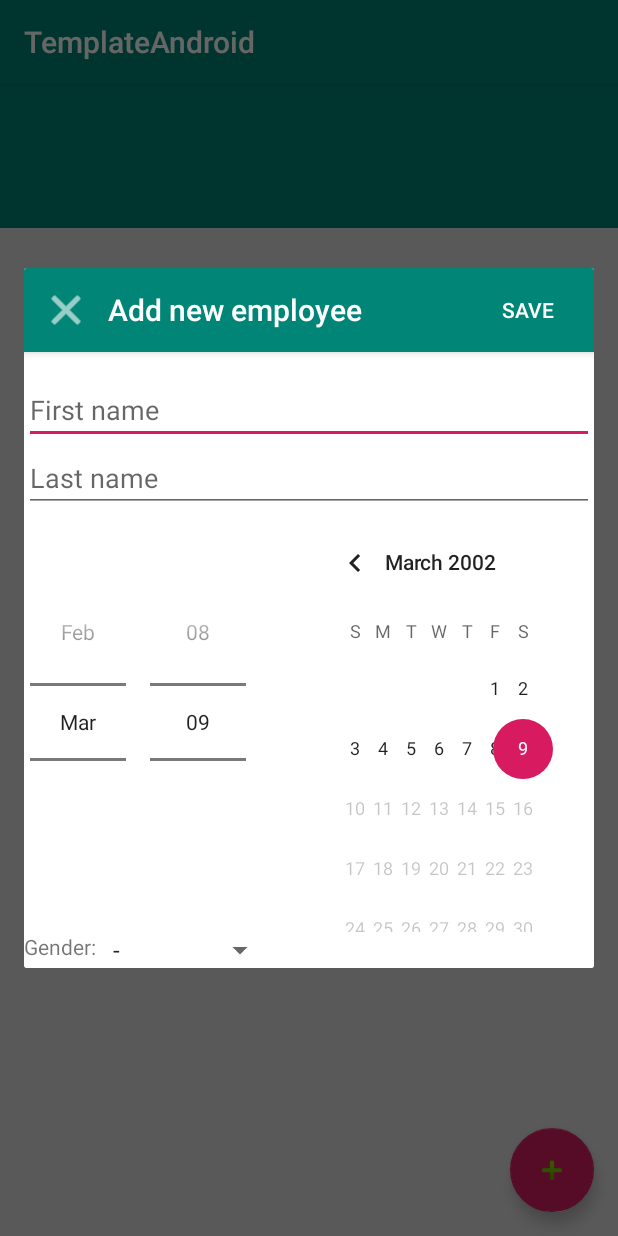
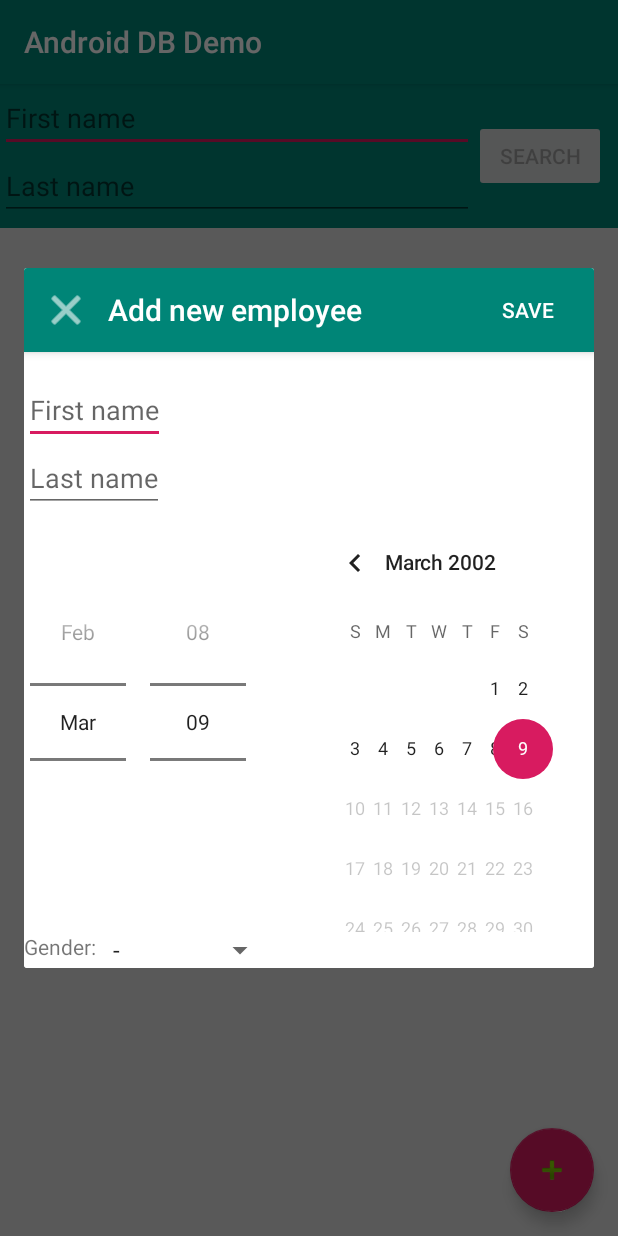
Before and after one commit to DawidLijewski/demo-android-db, an Android app: the fragment AddEmployeeDialogFragment placed in its activity, on a phone screen of 412 x 824 dp. Run offline under Robolectric (Android 15) with nearby library versions, the phone set to English and light mode, and no system bars; our stand-ins replace Dagger/Hilt's generated code, Room's generated code, Timber, data binding; libraries missing offline, so code that uses them is left out: lijewski.demodb.databinding.

Commit message:
Fixed layer integration

```diff
--- a/app/src/main/java/lijewski/demodb/data/source/db/EmployeeDao.kt
+++ b/app/src/main/java/lijewski/demodb/data/source/db/EmployeeDao.kt
@@ -23,10 +23,10 @@ interface EmployeeDao {
     @Insert(onConflict = OnConflictStrategy.REPLACE)
     suspend fun editEmployee(employeeList: List<EmployeeEntity>)
 
-    @Query("SELECT * from employees WHERE firstName = :firstName AND lastName = :lastName ORDER BY id")
+    @Query("SELECT * from employees_table WHERE first_name = :firstName AND last_name = :lastName ORDER BY id")
     suspend fun getEmployee(firstName: String, lastName: String): List<EmployeeEntity>
 
-    @Query("SELECT * from employees ORDER BY id")
+    @Query("SELECT * from employees_table ORDER BY id")
     suspend fun getAllEmployees(): List<EmployeeEntity>
 
 }
--- a/app/src/main/java/lijewski/demodb/data/source/mapper/EmployeeMapper.kt
+++ b/app/src/main/java/lijewski/demodb/data/source/mapper/EmployeeMapper.kt
@@ -10,7 +10,6 @@ class EmployeeMapper @Inject constructor(private val addressMapper: AddressMappe
     Mapper<EmployeeEntity, Employee> {
     override fun mapFromEntity(type: EmployeeEntity): Employee {
         return Employee(
-            id = type.id, //TODO: check necessity of mapping with Autogenerate annotation
             firstName = type.firstName,
             lastName = type.lastName,
             birthdate = LocalDate.ofEpochDay(type.birthdate),
@@ -21,7 +20,6 @@ class EmployeeMapper @Inject constructor(private val addressMapper: AddressMappe
 
     override fun mapToEntity(type: Employee): EmployeeEntity {
         return EmployeeEntity(
-            id = type.id, //TODO: check necessity of mapping with Autogenerate annotation
             firstName = type.firstName,
             lastName = type.lastName,
             birthdate = type.birthdate.toEpochDay(),
--- a/app/src/main/java/lijewski/demodb/di/factory/ViewModelFactory.kt
+++ b/app/src/main/java/lijewski/demodb/di/factory/ViewModelFactory.kt
@@ -2,12 +2,11 @@ package lijewski.demodb.di.factory
 
 import androidx.lifecycle.ViewModel
 import androidx.lifecycle.ViewModelProvider
-
+import dagger.Reusable
 import javax.inject.Inject
 import javax.inject.Provider
-import javax.inject.Singleton
 
-@Singleton
+@Reusable
 class ViewModelFactory @Inject constructor(
     private val creators: Map<Class<out ViewModel>, @JvmSuppressWildcards Provider<ViewModel>>
 ) : ViewModelProvider.Factory {
--- a/app/src/main/java/lijewski/demodb/di/module/ViewModelModule.kt
+++ b/app/src/main/java/lijewski/demodb/di/module/ViewModelModule.kt
@@ -4,6 +4,7 @@ import androidx.lifecycle.ViewModel
 import androidx.lifecycle.ViewModelProvider
 import dagger.Binds
 import dagger.Module
+import dagger.Reusable
 import dagger.multibindings.IntoMap
 import lijewski.demodb.di.factory.ViewModelFactory
 import lijewski.demodb.di.key.ViewModelKey
@@ -19,16 +20,19 @@ abstract class ViewModelModule {
 
     @Binds
     @IntoMap
+    @Reusable
     @ViewModelKey(DashboardViewModel::class)
     abstract fun bindDashboardViewModel(mainViewModel: DashboardViewModel): ViewModel
 
     @Binds
     @IntoMap
+    @Reusable
     @ViewModelKey(AddEmployeeViewModel::class)
     abstract fun bindAddEmployeeViewModel(addEmployeeViewModel: AddEmployeeViewModel): ViewModel
 
     @Binds
     @IntoMap
+    @Reusable
     @ViewModelKey(SearchViewModel::class)
     abstract fun bindSearchEmployeeViewModel(searchViewModel: SearchViewModel):ViewModel
 }
--- a/app/src/main/java/lijewski/demodb/presentation/add/AddEmployeeViewModel.kt
+++ b/app/src/main/java/lijewski/demodb/presentation/add/AddEmployeeViewModel.kt
@@ -2,6 +2,7 @@ package lijewski.demodb.presentation.add
 
 import androidx.lifecycle.MediatorLiveData
 import androidx.lifecycle.MutableLiveData
+import androidx.lifecycle.Observer
 import lijewski.demodb.domain.model.Employee
 import lijewski.demodb.domain.model.Gender
 import lijewski.demodb.domain.usecase.employee.AddEmployeeUseCase
@@ -16,51 +17,49 @@ class AddEmployeeViewModel @Inject constructor(
 ) : BaseEmployeeViewModel() {
     val eventAddSuccess = MutableLiveData<Event<Any>>()
 
-    val firstName: MutableLiveData<String> by lazy {
-        MutableLiveData<String>().also { it.value = "" }
-    }
-    val lastName: MutableLiveData<String> by lazy {
-        MutableLiveData<String>().also { it.value = "" }
+    val firstName = MutableLiveData<String>()
+    val lastName = MutableLiveData<String>()
+    val birthDate = MutableLiveData<LocalDate>()
+    val gender = MutableLiveData<Gender>(Gender.NONE)
+    //TODO: add address list
+
+    val newEmployeeValid = MediatorLiveData<Boolean>().apply {
+        val validator = EmployeeValidator(::postValue)
+        addSource(firstName, validator as Observer<in String>)
+        addSource(lastName, validator as Observer<in String>)
+        addSource(birthDate, validator as Observer<in LocalDate>)
+        addSource(gender, validator as Observer<in Gender>)
     }
 
-    val birthDate: MutableLiveData<LocalDate> by lazy { MutableLiveData<LocalDate>() }
-    val gender: MutableLiveData<Gender> by lazy {
-        MutableLiveData<Gender>().also { it.value = Gender.NONE }
-    }
-    //TODO: add address list
-
-    val employeeMediator = MediatorLiveData<Employee>()
-
-    init {
-        employeeMediator.addSource(firstName) {
-            if (it.isNotBlank()) {
-                employeeMediator.value?.firstName = it
-            }
-        }
-        employeeMediator.addSource(lastName) {
-            if (it.isNotBlank()) {
-                employeeMediator.value?.lastName = it
-            }
-        }
-        employeeMediator.addSource(birthDate) {
-            it?.let { employeeMediator.value?.birthdate = it }
-        }
-        employeeMediator.addSource(gender) {
-            if (it != null && it != Gender.NONE) {
-                employeeMediator.value?.gender = it
-            }
+    private inner class EmployeeValidator(private val validationConsumer: (Boolean) -> Unit) :
+        Observer<Any> {
+        override fun onChanged(ignored: Any?) {
+            val firstName = firstName.value
+            val lastName = lastName.value
+            val birth = birthDate.value
+            val gender = gender.value
+            validationConsumer(when {
+                firstName.isNullOrBlank() -> false
+                lastName.isNullOrBlank() -> false
+                birth == null -> false
+                gender == null -> false
+                gender == Gender.NONE -> false
+                else -> true
+            })
         }
     }
 
-    fun checkIsNewEmployeeCorrect(): Boolean {
-        return employeeMediator.value?.firstName.isNullOrBlank() &&
-                employeeMediator.value?.lastName.isNullOrBlank() &&
-                employeeMediator.value?.birthdate != null &&
-                employeeMediator.value?.gender != Gender.NONE
+    fun addNewEmployee() {
+        if (newEmployeeValid.value == false) {
+            return
         }
+        val employee = Employee(
+            firstName = firstName.value!!,
+            lastName = lastName.value!!,
+            birthdate = birthDate.value!!,
+            gender = gender.value!!
+        )
 
-    fun addNewEmployee() {
-        employeeMediator.value?.let { employee ->
         isLoading.value = true
         addEmployeeUseCase.newEmployee = employee
         addEmployeeUseCase.execute {
@@ -69,17 +68,16 @@ class AddEmployeeViewModel @Inject constructor(
             onCancel { handleCancelation(it) }
         }
     }
-    }
 
     private fun handleSuccessfulNewEmployee() {
         eventAddSuccess.value = Event(Any())
     }
 
     override fun onCleared() {
-        employeeMediator.removeSource(firstName)
-        employeeMediator.removeSource(lastName)
-        employeeMediator.removeSource(birthDate)
-        employeeMediator.removeSource(gender)
+        newEmployeeValid.removeSource(firstName)
+        newEmployeeValid.removeSource(lastName)
+        newEmployeeValid.removeSource(birthDate)
+        newEmployeeValid.removeSource(gender)
         addEmployeeUseCase.unsubscribe()
     }
 
--- a/app/src/main/java/lijewski/demodb/presentation/base/BaseEmployeeViewModel.kt
+++ b/app/src/main/java/lijewski/demodb/presentation/base/BaseEmployeeViewModel.kt
@@ -6,9 +6,15 @@ import lijewski.demodb.domain.model.Employee
 import java.util.concurrent.CancellationException
 
 abstract class BaseEmployeeViewModel : ViewModel() {
-    val isLoading: MutableLiveData<Boolean> by lazy { MutableLiveData<Boolean>(false) }
-    val employeeList: MutableLiveData<List<Employee>> by lazy { MutableLiveData<List<Employee>>() }
-    val error: MutableLiveData<Throwable> by lazy { MutableLiveData<Throwable>() }
+    val isLoading: MutableLiveData<Boolean> by lazy {
+        MutableLiveData<Boolean>(false)
+    }
+    val employeeList: MutableLiveData<List<Employee>> by lazy {
+        MutableLiveData<List<Employee>>().apply { emptyList<Employee>() }
+    }
+    val error: MutableLiveData<Throwable> by lazy {
+        MutableLiveData<Throwable>()
+    }
 
     protected fun handleSuccess(employeeList: List<Employee>) {
         isLoading.value = false
--- a/app/src/main/java/lijewski/demodb/presentation/search/SearchFragment.kt
+++ b/app/src/main/java/lijewski/demodb/presentation/search/SearchFragment.kt
@@ -5,10 +5,12 @@ import android.view.LayoutInflater
 import android.view.View
 import android.view.ViewGroup
 import android.widget.Toast
+import androidx.databinding.DataBindingUtil
 import androidx.lifecycle.Observer
 import androidx.lifecycle.ViewModelProvider
 import dagger.android.support.DaggerFragment
 import lijewski.demodb.app.R
+import lijewski.demodb.app.databinding.SearchFragmentBinding
 import lijewski.demodb.presentation.dashboard.DashboardViewModel
 import timber.log.Timber
 import javax.inject.Inject
@@ -21,6 +23,8 @@ class SearchFragment : DaggerFragment() {
     @Inject
     lateinit var viewModelFactory: ViewModelProvider.Factory
 
+    private lateinit var binding: SearchFragmentBinding
+
     private val dashboardViewModel: DashboardViewModel by lazy {
         ViewModelProvider(this, viewModelFactory).get(DashboardViewModel::class.java)
     }
@@ -32,26 +36,26 @@ class SearchFragment : DaggerFragment() {
     override fun onCreateView(
         inflater: LayoutInflater, container: ViewGroup?, savedInstanceState: Bundle?
     ): View {
-        return inflater.inflate(R.layout.search_fragment, container, false)
+        binding = DataBindingUtil.inflate<SearchFragmentBinding>(
+            inflater, R.layout.search_fragment, container, false
+        ).apply {
+            viewModel = searchViewModel
+            lifecycleOwner = this@SearchFragment
+        }
+        return binding.root
     }
 
     override fun onActivityCreated(savedInstanceState: Bundle?) {
         super.onActivityCreated(savedInstanceState)
         with(searchViewModel) {
             employeeList.observe(viewLifecycleOwner, Observer {
-                if(it?.isNotEmpty() == true) {
-                    dashboardViewModel.employeeList.value = it
-                }
+                Timber.d("Search query successful, size: %s", it.size)
+                dashboardViewModel.employeeList.value = it
             })
 
             error.observe(viewLifecycleOwner, Observer {
                 Timber.e(it)
                 showSearchErrorToast()
-            })
-        }
-        with(dashboardViewModel) {
-            error.observe(viewLifecycleOwner, Observer {
-                Timber.e(it)
             })
         }
     }
--- a/app/src/main/java/lijewski/demodb/presentation/search/SearchViewModel.kt
+++ b/app/src/main/java/lijewski/demodb/presentation/search/SearchViewModel.kt
@@ -2,6 +2,7 @@ package lijewski.demodb.presentation.search
 
 import androidx.lifecycle.MediatorLiveData
 import androidx.lifecycle.MutableLiveData
+import androidx.lifecycle.Observer
 import lijewski.demodb.domain.model.Employee
 import lijewski.demodb.domain.usecase.employee.GetEmployeeUseCase
 import lijewski.demodb.presentation.base.BaseEmployeeViewModel
@@ -11,35 +12,35 @@ class SearchViewModel @Inject constructor(
     private val getEmployeeUseCase: GetEmployeeUseCase
 ) : BaseEmployeeViewModel() {
 
-    val firstName: MutableLiveData<String> by lazy {
-        MutableLiveData<String>().also { it.value = "" }
-    }
-    val lastName: MutableLiveData<String> by lazy {
-        MutableLiveData<String>().also { it.value = "" }
+    val firstName = MutableLiveData<String>("")
+    val lastName = MutableLiveData<String>("")
+
+    val queryValid = MediatorLiveData<Boolean>().apply {
+        val validator = QueryValidator(::postValue)
+        addSource(firstName, validator as Observer<String>)
+        addSource(lastName, validator as Observer<String>)
     }
 
-    val employeeMediator = MediatorLiveData<Employee>()
-
-    init {
-        employeeMediator.addSource(firstName) {
-            if (it.isNotBlank()) {
-                employeeMediator.value?.firstName = it
+    private inner class QueryValidator(private val validationConsumer: (Boolean) -> Unit) :
+        Observer<String> {
+        override fun onChanged(value: String?) {
+            validationConsumer(
+                when {
+                    value == null -> false
+                    value.isNotBlank() -> true
+                    else -> false
                 }
-        }
-        employeeMediator.addSource(lastName) {
-            if (it.isNotBlank()) {
-                employeeMediator.value?.lastName = it
-            }
+            )
         }
     }
 
-    fun checkIsQueryCorrect(): Boolean {
-        return employeeMediator.value?.firstName.isNullOrBlank() ||
-                employeeMediator.value?.lastName.isNullOrBlank()
+    fun startSearch() {
+        if (queryValid.value == true) {
+            searchEmployee(Employee(firstName = firstName.value!!, lastName = lastName.value!!))
+        }
     }
 
-    fun searchEmployee() {
-        employeeMediator.value?.let { employee ->
+    fun searchEmployee(employee: Employee) {
         isLoading.value = true
         getEmployeeUseCase.employeeQuery = employee
         getEmployeeUseCase.execute {
@@ -54,11 +55,10 @@ class SearchViewModel @Inject constructor(
             }
         }
     }
-    }
 
     override fun onCleared() {
-        employeeMediator.removeSource(firstName)
-        employeeMediator.removeSource(lastName)
+        queryValid.removeSource(firstName)
+        queryValid.removeSource(lastName)
         getEmployeeUseCase.unsubscribe()
     }
 
--- a/app/src/main/res/layout/search_fragment.xml
+++ b/app/src/main/res/layout/search_fragment.xml
@@ -1,8 +1,51 @@
 <?xml version="1.0" encoding="utf-8"?>
-<androidx.constraintlayout.widget.ConstraintLayout
-    xmlns:android="http://schemas.android.com/apk/res/android"
-    android:layout_width="match_parent"
-    android:layout_height="match_parent"
-    android:background="?attr/colorPrimary">
+<layout xmlns:android="http://schemas.android.com/apk/res/android"
+    xmlns:app="http://schemas.android.com/apk/res-auto">
 
-</androidx.constraintlayout.widget.ConstraintLayout>
+    <data>
+
+        <import type="android.view.View" />
+
+        <variable
+            name="viewModel"
+            type="lijewski.demodb.presentation.search.SearchViewModel" />
+    </data>
+
+    <androidx.constraintlayout.widget.ConstraintLayout
+        android:layout_width="match_parent"
+        android:layout_height="match_parent"
+        android:background="?attr/colorPrimary">
+
+        <EditText
+            android:id="@+id/search_firstname_edittext"
+            style="@style/SearchDialogEditTextStyle"
+            android:hint="@string/firstname_hint"
+            android:text="@={viewModel.firstName}"
+            app:layout_constraintStart_toStartOf="parent"
+            app:layout_constraintEnd_toStartOf="@id/search_btn"
+            app:layout_constraintTop_toTopOf="parent"/>
+
+        <EditText
+            android:id="@+id/search_lastname_edittext"
+            style="@style/SearchDialogEditTextStyle"
+            android:hint="@string/lastname_hint"
+            android:text="@={viewModel.lastName}"
+            app:layout_constraintStart_toStartOf="parent"
+            app:layout_constraintEnd_toStartOf="@id/search_btn"
+            app:layout_constraintTop_toBottomOf="@id/search_firstname_edittext"/>
+
+        <Button
+            android:id="@+id/search_btn"
+            android:layout_width="wrap_content"
+            android:layout_height="wrap_content"
+            android:layout_margin="@dimen/search_btn_margin"
+            android:text="@string/search"
+            android:textAllCaps="true"
+            android:onClick="@{() -> viewModel.startSearch()}"
+            android:enabled="@{viewModel.queryValid}"
+            app:layout_constraintEnd_toEndOf="parent"
+            app:layout_constraintTop_toTopOf="parent"
+            app:layout_constraintBottom_toBottomOf="parent"/>
+
+    </androidx.constraintlayout.widget.ConstraintLayout>
+</layout>
--- a/app/src/main/res/values/dimens.xml
+++ b/app/src/main/res/values/dimens.xml
@@ -16,5 +16,6 @@
     <dimen name="list_side_padding">4dp</dimen>
 
     <dimen name="search_fragment_height">96dp</dimen>
+    <dimen name="search_btn_margin">8dp</dimen>
 
 </resources>
--- a/app/src/main/res/values/strings.xml
+++ b/app/src/main/res/values/strings.xml
@@ -1,5 +1,5 @@
 <resources>
-    <string name="app_name">TemplateAndroid</string>
+    <string name="app_name">Android DB Demo</string>
 
     <string name="firstname_hint">First name</string>
     <string name="lastname_hint">Last name</string>
@@ -20,6 +20,7 @@
     <string name="ok">OK</string>
     <string name="age_label">Age:&#160;</string>
     <string name="no_query_results">No query results found</string>
+    <string name="search">Search</string>
 
     <string name="space">\u00A0</string>
 </resources>
--- a/app/src/main/res/values/styles.xml
+++ b/app/src/main/res/values/styles.xml
@@ -15,7 +15,7 @@
     </style>
 
     <style name="SearchDialogEditTextStyle">
-        <item name="android:layout_width">match_parent</item>
+        <item name="android:layout_width">0dp</item>
         <item name="android:layout_height">wrap_content</item>
         <item name="android:importantForAutofill">no</item>
         <item name="android:inputType">text</item>
@@ -53,4 +53,11 @@
         <item name="android:textAllCaps">true</item>
     </style>
 
+    <style name="SearchEditTextStyle">
+        <item name="android:layout_width">0dp</item>
+        <item name="android:layout_height">wrap_content</item>
+        <item name="android:textColor">@android:color/white</item>
+        <item name="android:lines">1</item>
+    </style>
+
 </resources>
```
Also changed, not shown: app/src/main/java/lijewski/demodb/data/source/entity/EmployeeEntity.kt (+8 -8 lines), app/src/main/java/lijewski/demodb/domain/model/Employee.kt (+4 -5 lines), app/src/main/java/lijewski/demodb/presentation/add/AddEmployeeDialogFragment.kt (+5 -18 lines), app/src/main/java/lijewski/demodb/presentation/dashboard/DashboardFragment.kt (+11 -2 lines), 1 other file. Lines whose indentation alone changed are shown as unchanged.
